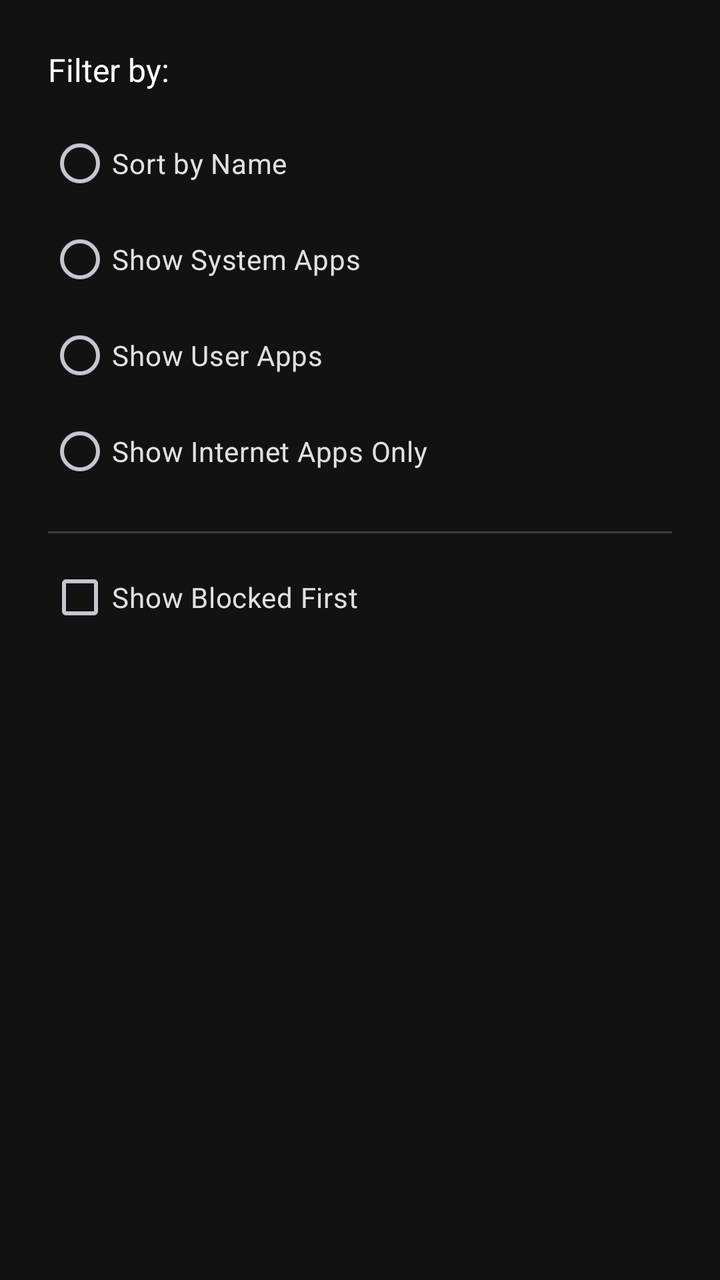
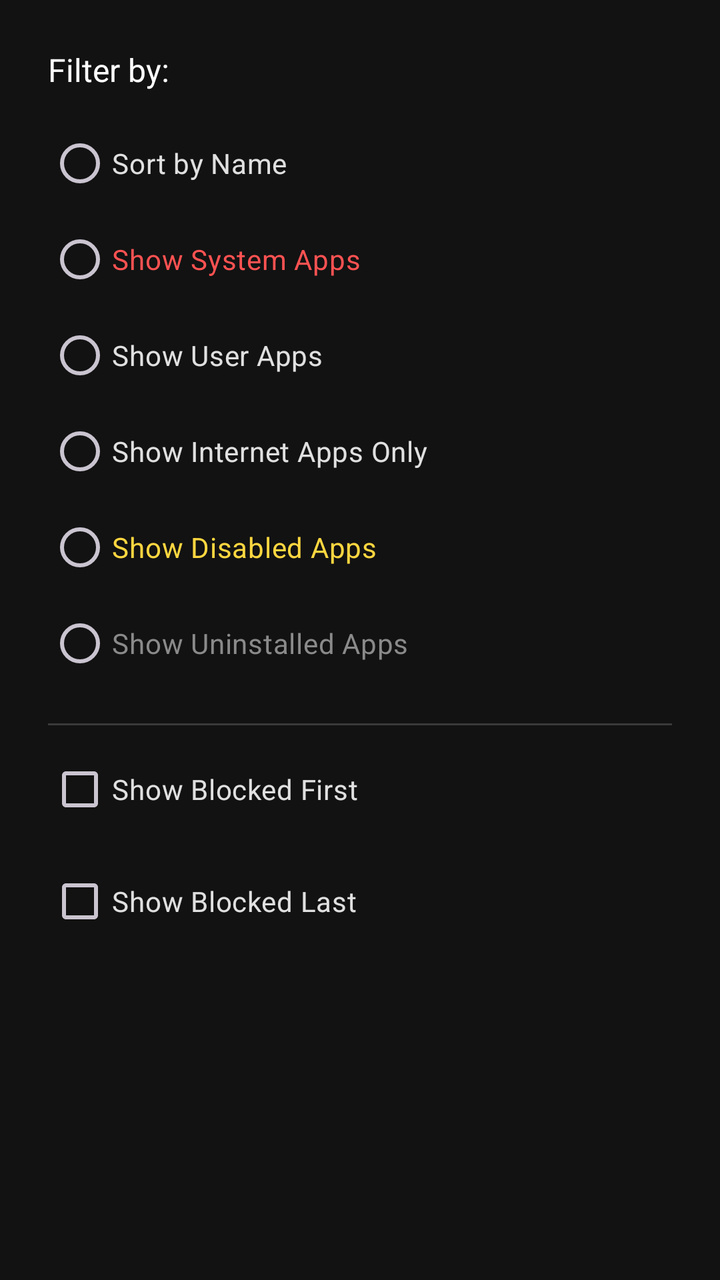

An Android layout rendered at two revisions. The XML below is the earlier revision; the diff shows what the commit changed to produce the second picture.
<!-- AndroidManifest.xml: application theme Theme.FireWallBlocks -->
<!-- res/layout/dialog_sort.xml -->
<?xml version="1.0" encoding="utf-8"?>
<LinearLayout
    xmlns:android="http://schemas.android.com/apk/res/android"
    android:layout_width="match_parent"
    android:layout_height="wrap_content"
    android:orientation="vertical"
    android:paddingTop="24dp"
    android:paddingStart="24dp"
    android:paddingEnd="24dp">

    <TextView
        android:layout_width="wrap_content"
        android:layout_height="wrap_content"
        android:text="@string/sort_filter_by"
        android:textColor="@color/white"
        android:textSize="16sp"
        android:layout_marginBottom="12dp" />

    <RadioGroup
        android:id="@+id/radio_group_filter"
        android:layout_width="match_parent"
        android:layout_height="wrap_content">

        <RadioButton
            android:id="@+id/radio_sort_name"
            android:layout_width="match_parent"
            android:layout_height="wrap_content"
            android:text="@string/sort_by_name"
            android:textColor="@color/light_grey" />

        <RadioButton
            android:id="@+id/radio_sort_system"
            android:layout_width="match_parent"
            android:layout_height="wrap_content"
            android:text="@string/sort_show_system"
            android:textColor="@color/light_grey" />

        <RadioButton
            android:id="@+id/radio_sort_user"
            android:layout_width="match_parent"
            android:layout_height="wrap_content"
            android:text="@string/sort_show_user"
            android:textColor="@color/light_grey" />

        <RadioButton
            android:id="@+id/radio_sort_internet"
            android:layout_width="match_parent"
            android:layout_height="wrap_content"
            android:text="@string/sort_show_internet"
            android:textColor="@color/light_grey" />

    </RadioGroup>

    <View
        android:layout_width="match_parent"
        android:layout_height="1dp"
        android:background="@color/selected_grey"
        android:layout_marginTop="16dp"
        android:layout_marginBottom="8dp"/>

    <CheckBox
        android:id="@+id/checkbox_sort_blocked"
        android:layout_width="match_parent"
        android:layout_height="wrap_content"
        android:text="@string/sort_show_blocked"
        android:textColor="@color/light_grey"
        android:layout_marginBottom="8dp"/>

</LinearLayout>
<!-- resources referenced by this layout -->
<resources>
  <color name="light_grey">#E0E0E0</color>
  <color name="selected_grey">#3A3A3A</color>
  <color name="white">#FFFFFFFF</color>
  <string name="sort_by_name">Sort by Name</string>
  <string name="sort_filter_by">Filter by:</string>
  <string name="sort_show_blocked">Show Blocked First</string>
  <string name="sort_show_internet">Show Internet Apps Only</string>
  <string name="sort_show_system">Show System Apps</string>
  <string name="sort_show_user">Show User Apps</string>
  <style name="Theme.FireWallBlocks" parent="Theme.Material3.Dark.NoActionBar">
          
          
          <item name="colorPrimary">@color/dark_blue</item>
          <item name="colorOnPrimary">@color/white</item>
  
          
          <item name="android:statusBarColor">@color/dark_grey</item>
          
          
          <item name="android:windowBackground">@color/dark_grey</item>
  
          
          <item name="android:textColor">@color/light_grey</item>
  
          
          <item name="toolbarStyle">@style/Widget.App.Toolbar</item>
  
          
          <item name="materialButtonStyle">@style/Widget.App.Button</item>
      </style>
  <color name="dark_blue">#3777FF</color>
  <color name="dark_grey">#121212</color>
  <style name="Widget.App.Toolbar" parent="Widget.Material3.Toolbar">
          <item name="android:background">@color/dark_grey</item>
          <item name="titleTextColor">@color/light_grey</item>
          <item name="subtitleTextColor">@color/light_grey</item>
      </style>
  <style name="Widget.App.Button" parent="Widget.Material3.Button">
          <item name="android:backgroundTint">@color/dark_blue</item>
          <item name="android:textColor">@color/white</item>
      </style>
</resources>

<!-- the commit's change to res/layout/dialog_sort.xml (unified diff, before → after) -->
@@ -33,7 +33,7 @@
             android:layout_width="match_parent"
             android:layout_height="wrap_content"
             android:text="@string/sort_show_system"
-            android:textColor="@color/light_grey" />
+            android:textColor="@color/red_system" />
 
         <RadioButton
             android:id="@+id/radio_sort_user"
@@ -48,6 +48,20 @@
             android:layout_height="wrap_content"
             android:text="@string/sort_show_internet"
             android:textColor="@color/light_grey" />
+            
+        <RadioButton
+            android:id="@+id/radio_sort_disabled"
+            android:layout_width="match_parent"
+            android:layout_height="wrap_content"
+            android:text="@string/sort_show_disabled"
+            android:textColor="@color/yellow_disabled" />
+
+        <RadioButton
+            android:id="@+id/radio_sort_uninstalled"
+            android:layout_width="match_parent"
+            android:layout_height="wrap_content"
+            android:text="@string/sort_show_uninstalled"
+            android:textColor="@color/icon_grey_disabled" />
 
     </RadioGroup>
 
@@ -66,4 +80,12 @@
         android:textColor="@color/light_grey"
         android:layout_marginBottom="8dp"/>
 
+    <CheckBox
+        android:id="@+id/checkbox_sort_blocked_last"
+        android:layout_width="match_parent"
+        android:layout_height="wrap_content"
+        android:text="@string/sort_show_blocked_last"
+        android:textColor="@color/light_grey"
+        android:layout_marginBottom="8dp"/>
+
 </LinearLayout>
<!-- resource entries referenced after the edit -->
@@ -1,13 +1,19 @@
 <!-- resources referenced by this layout -->
 <resources>
+  <color name="icon_grey_disabled">#8A8A8A</color>
   <color name="light_grey">#E0E0E0</color>
+  <color name="red_system">#FF5252</color>
   <color name="selected_grey">#3A3A3A</color>
   <color name="white">#FFFFFFFF</color>
+  <color name="yellow_disabled">#FFD740</color>
   <string name="sort_by_name">Sort by Name</string>
   <string name="sort_filter_by">Filter by:</string>
   <string name="sort_show_blocked">Show Blocked First</string>
+  <string name="sort_show_blocked_last">Show Blocked Last</string>
+  <string name="sort_show_disabled">Show Disabled Apps</string>
   <string name="sort_show_internet">Show Internet Apps Only</string>
   <string name="sort_show_system">Show System Apps</string>
+  <string name="sort_show_uninstalled">Show Uninstalled Apps</string>
   <string name="sort_show_user">Show User Apps</string>
   <style name="Theme.FireWallBlocks" parent="Theme.Material3.Dark.NoActionBar">
           
